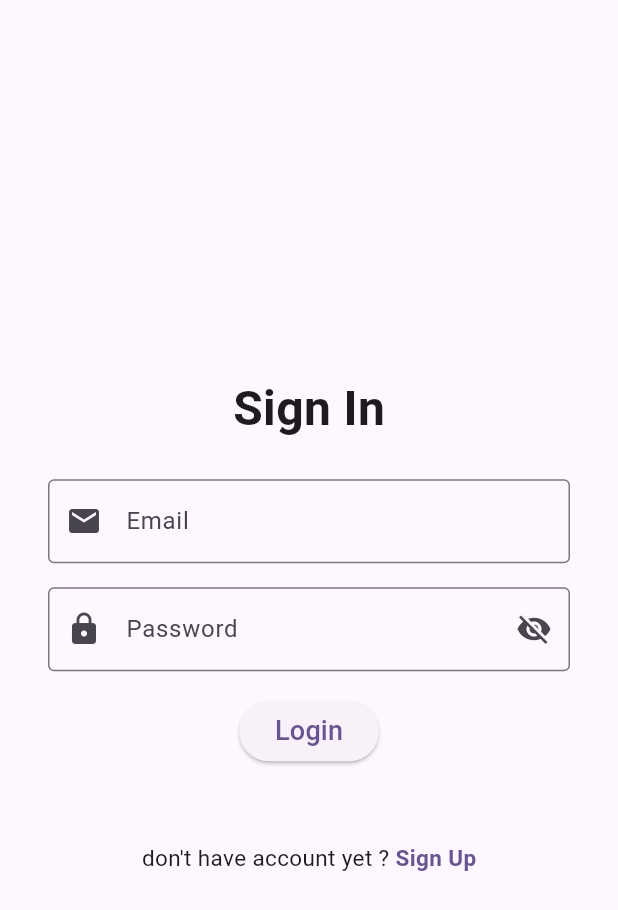
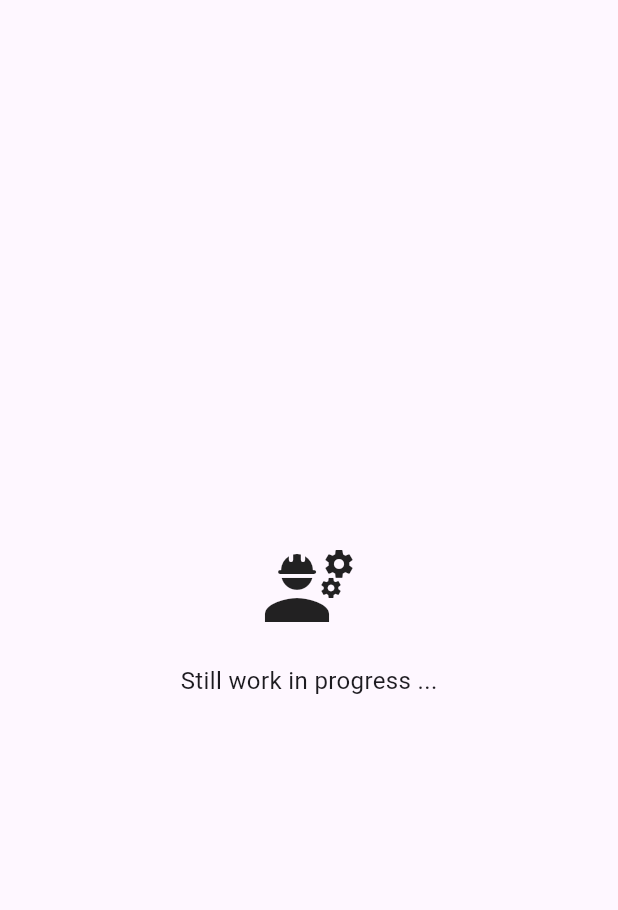
Before and after one commit to exfarnanda1945/attendance-prototype, a Flutter app: the screen it shows after launch, on a phone screen of 412 x 824 dp. Shown: the top 910 px of the screen. Run offline on Flutter 3.47's test engine with Material 3 defaults, Android fonts, the phone set to English and light mode, and no system bars; our stand-ins replace dotted_border, email_validator, fluttertoast, geolocator, go_router, google_maps_flutter and 4 more; missing offline and left inert: bottom_picker, network_info_plus; accounts and stored records are empty.

Commit message:
add: wip feature screen

```diff
--- /dev/null
+++ b/lib/pages/soon/feature_soon.page.dart
@@ -0,0 +1,23 @@
+import 'package:flutter/material.dart';
+
+class FeatureSoonPage extends StatelessWidget {
+  const FeatureSoonPage({super.key});
+
+  @override
+  Widget build(BuildContext context) {
+    return const Scaffold(
+      body: Center(
+        child:Column(
+          mainAxisAlignment: MainAxisAlignment.center,
+          children: [
+            Icon(Icons.engineering,size: 64,),
+            SizedBox(height: 20,),
+            Text("Still work in progress ...",style: TextStyle(
+              fontSize: 16,
+            ),)
+          ],
+        ),
+      ),
+    );
+  }
+}
--- a/lib/routes/app-router.dart
+++ b/lib/routes/app-router.dart
@@ -9,13 +9,15 @@ import 'package:attendance_prototype/pages/auth/sign_in.page.dart';
 import 'package:attendance_prototype/pages/auth/sign_up.page.dart';
 import 'package:attendance_prototype/pages/main/main.page.dart';
 import 'package:attendance_prototype/pages/manual-attendance/manual_attendance.page.dart';
+import 'package:attendance_prototype/pages/soon/feature_soon.page.dart';
 import 'package:attendance_prototype/utils/constant.dart';
 import 'package:go_router/go_router.dart';
 
 class AppRouter {
   static GoRouter getRoutes(bool isUserAlreadyLogin) {
     return GoRouter(
-        initialLocation: isUserAlreadyLogin ? "/approval/ofo" : '/signIn',
+        // initialLocation: isUserAlreadyLogin ? "/approval/ofw" : '/signIn',
+      initialLocation: "/feature-soon",
         debugLogDiagnostics: true,
         routes: [
           GoRoute(
@@ -119,6 +121,9 @@ class AppRouter {
               return const OfoApprovalPage();
             },
           ),
+          GoRoute(path: "/feature-soon",name: "feature-soon",builder: (context, state) {
+            return const FeatureSoonPage();
+          },)
         ]);
   }
 }
```
